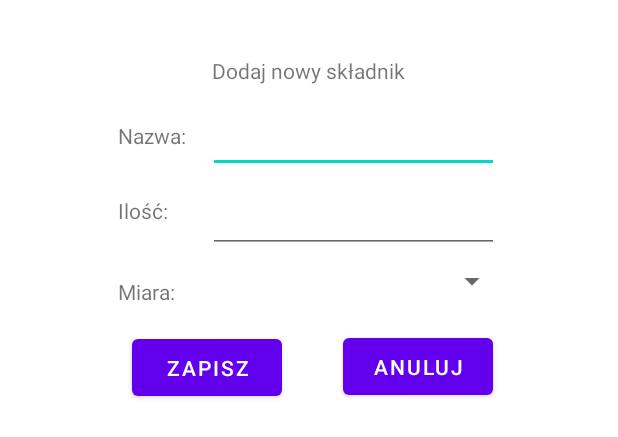
After one commit to lenardam/MyDiet, an Android app: the layout new_ingredient_dialog.xml on its own in the app's theme, with its tools: preview values and no code run, on a phone screen of 412 x 824 dp. The commit adds this screen. Shown: the top 437 px of the screen. Run offline under Robolectric (Android 15) with nearby library versions, the phone set to English and light mode, and no system bars.

Commit message:
Dodanie dialogów nowego składnika i nowego kroku przepisu

```diff
--- a/android/app/src/main/AndroidManifest.xml
+++ b/android/app/src/main/AndroidManifest.xml
@@ -19,7 +19,7 @@
             android:name=".SettingsActivity"
             android:exported="false" />
         <activity
-            android:name=".RecipesActivity"
+            android:name=".NewRecipeActivity"
             android:exported="false" />
         <activity
             android:name=".MainActivity"
--- a/android/app/src/main/java/com/lenardam/mydiet/MainActivity.java
+++ b/android/app/src/main/java/com/lenardam/mydiet/MainActivity.java
@@ -16,6 +16,8 @@ public class MainActivity extends AppCompatActivity {
     private Button recipes_button;
     private Button shopping_list_button;
     private Button settings_button;
+
+
 
     @Override
     protected void onCreate(Bundle savedInstanceState) {
@@ -41,7 +43,7 @@ public class MainActivity extends AppCompatActivity {
         recipes_button.setOnClickListener(new View.OnClickListener() {
             @Override
             public void onClick(View view) {
-                Intent intent = new Intent(MainActivity.this, RecipesActivity.class);
+                Intent intent = new Intent(MainActivity.this, NewRecipeActivity.class);
                 startActivity(intent);
             }
         });
--- /dev/null
+++ b/android/app/src/main/res/layout/new_ingredient_dialog.xml
@@ -0,0 +1,132 @@
+<?xml version="1.0" encoding="utf-8"?>
+<FrameLayout xmlns:android="http://schemas.android.com/apk/res/android"
+    xmlns:app="http://schemas.android.com/apk/res-auto"
+    android:layout_width="match_parent"
+    android:layout_height="wrap_content"
+    android:gravity="center">
+
+    <LinearLayout
+        android:layout_width="match_parent"
+        android:layout_height="wrap_content"
+        android:background="@android:color/white"
+        android:elevation="4dp"
+        android:orientation="vertical"
+        android:padding="16dp">
+
+        <androidx.constraintlayout.widget.ConstraintLayout
+            android:layout_width="302dp"
+            android:layout_height="wrap_content"
+            android:layout_gravity="center">
+
+            <TextView
+                android:id="@+id/new_instruction_step_title"
+                android:layout_width="0dp"
+                android:layout_height="30dp"
+                android:layout_marginStart="24dp"
+                android:layout_marginTop="16dp"
+                android:layout_marginEnd="24dp"
+                android:gravity="center"
+                android:text="Dodaj nowy składnik"
+                app:layout_constraintEnd_toEndOf="parent"
+                app:layout_constraintStart_toStartOf="parent"
+                app:layout_constraintTop_toTopOf="parent" />
+
+            <TextView
+                android:id="@+id/ingredient_name_label"
+                android:layout_width="50dp"
+                android:layout_height="30dp"
+                android:layout_marginStart="24dp"
+                android:layout_marginTop="8dp"
+                android:gravity="bottom"
+                android:text="Nazwa:"
+                app:layout_constraintStart_toStartOf="parent"
+                app:layout_constraintTop_toBottomOf="@+id/new_instruction_step_title" />
+
+            <EditText
+                android:id="@+id/ingredient_name_edit_text"
+                android:layout_width="0dp"
+                android:layout_height="wrap_content"
+                android:layout_marginStart="10dp"
+                android:layout_marginTop="8dp"
+                android:layout_marginEnd="24dp"
+                android:ems="10"
+                android:inputType="text"
+                app:layout_constraintEnd_toEndOf="parent"
+                app:layout_constraintStart_toEndOf="@+id/ingredient_name_label"
+                app:layout_constraintTop_toBottomOf="@+id/new_instruction_step_title" />
+
+            <TextView
+                android:id="@+id/ingredient_amount_label"
+                android:layout_width="50dp"
+                android:layout_height="30dp"
+                android:layout_marginStart="24dp"
+                android:layout_marginTop="20dp"
+                android:gravity="bottom"
+                android:text="Ilość:"
+                app:layout_constraintStart_toStartOf="parent"
+                app:layout_constraintTop_toBottomOf="@+id/ingredient_name_label" />
+
+            <EditText
+                android:id="@+id/ingredient_amount_edit_text"
+                android:layout_width="0dp"
+                android:layout_height="wrap_content"
+                android:layout_marginStart="10dp"
+                android:layout_marginTop="8dp"
+                android:layout_marginEnd="24dp"
+                android:ems="10"
+                android:inputType="numberDecimal"
+                app:layout_constraintEnd_toEndOf="parent"
+                app:layout_constraintStart_toEndOf="@+id/ingredient_amount_label"
+                app:layout_constraintTop_toBottomOf="@+id/ingredient_name_edit_text" />
+
+            <TextView
+                android:id="@+id/ingredient_unit_label"
+                android:layout_width="50dp"
+                android:layout_height="30dp"
+                android:layout_marginStart="24dp"
+                android:layout_marginTop="24dp"
+                android:gravity="bottom"
+                android:text="Miara:"
+                app:layout_constraintStart_toStartOf="parent"
+                app:layout_constraintTop_toBottomOf="@+id/ingredient_amount_label" />
+
+            <Spinner
+                android:id="@+id/ingredient_unit_spinner"
+                android:layout_width="200dp"
+                android:layout_height="30dp"
+                android:layout_marginStart="10dp"
+                android:layout_marginTop="4dp"
+                android:layout_marginEnd="24dp"
+                app:layout_constraintEnd_toEndOf="parent"
+                app:layout_constraintHorizontal_bias="0.0"
+                app:layout_constraintStart_toEndOf="@+id/ingredient_unit_label"
+                app:layout_constraintTop_toBottomOf="@+id/ingredient_amount_edit_text" />
+
+            <Button
+                android:id="@+id/save_button"
+                android:layout_width="100dp"
+                android:layout_height="50dp"
+                android:layout_marginTop="16dp"
+                android:layout_marginEnd="8dp"
+                android:layout_marginBottom="16dp"
+                android:text="Zapisz"
+                app:layout_constraintBottom_toBottomOf="parent"
+                app:layout_constraintEnd_toStartOf="@+id/cancel_button"
+                app:layout_constraintStart_toStartOf="parent"
+                app:layout_constraintTop_toBottomOf="@+id/ingredient_unit_label" />
+
+            <Button
+                android:id="@+id/cancel_button"
+                android:layout_width="100dp"
+                android:layout_height="50dp"
+                android:layout_marginTop="16dp"
+                android:layout_marginEnd="28dp"
+                android:layout_marginBottom="16dp"
+                android:text="Anuluj"
+                app:layout_constraintBottom_toBottomOf="parent"
+                app:layout_constraintEnd_toEndOf="parent"
+                app:layout_constraintTop_toBottomOf="@+id/ingredient_unit_spinner" />
+
+        </androidx.constraintlayout.widget.ConstraintLayout>
+    </LinearLayout>
+</FrameLayout>
```
Also changed, not shown: android/app/src/main/java/com/lenardam/mydiet/NewRecipeActivity.java (added, +169 -0 lines), android/app/src/main/java/com/lenardam/mydiet/RecipesActivity.java (deleted, +0 -24 lines), android/app/src/main/res/layout/new_instruction_step_dialog.xml (added, +77 -0 lines), android/app/src/main/res/layout/new_recipe_activity.xml (renamed from android/app/src/main/res/layout/recipes_activity.xml, +8 -1 lines), android/app/src/main/res/values/styles.xml (added, +11 -0 lines).
